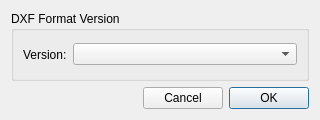
Before: the Qt Designer form src/gui/ExportDxfDialog.ui in openscad/openscad, drawn with Qt 5.
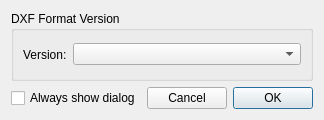
After: the same form once the commit is applied.

Commit message: Add entry for "always show dialog"

What changed in the file:
```diff
--- a/src/gui/ExportDxfDialog.ui
+++ b/src/gui/ExportDxfDialog.ui
@@ -45,6 +45,13 @@
    </item>
    <item>
     <layout class="QHBoxLayout" name="horizontalLayoutDialogButtons">
+     <item>
+      <widget class="QCheckBox" name="checkBoxAlwaysShowDialog">
+       <property name="text">
+        <string>Always show dialog</string>
+       </property>
+      </widget>
+     </item>
      <item>
       <spacer name="horizontalSpacerDialogButtons">
        <property name="orientation">
```
Left out of the diff: 1 changed line with no effect on the pictures. The commit also changes 4 other files.
